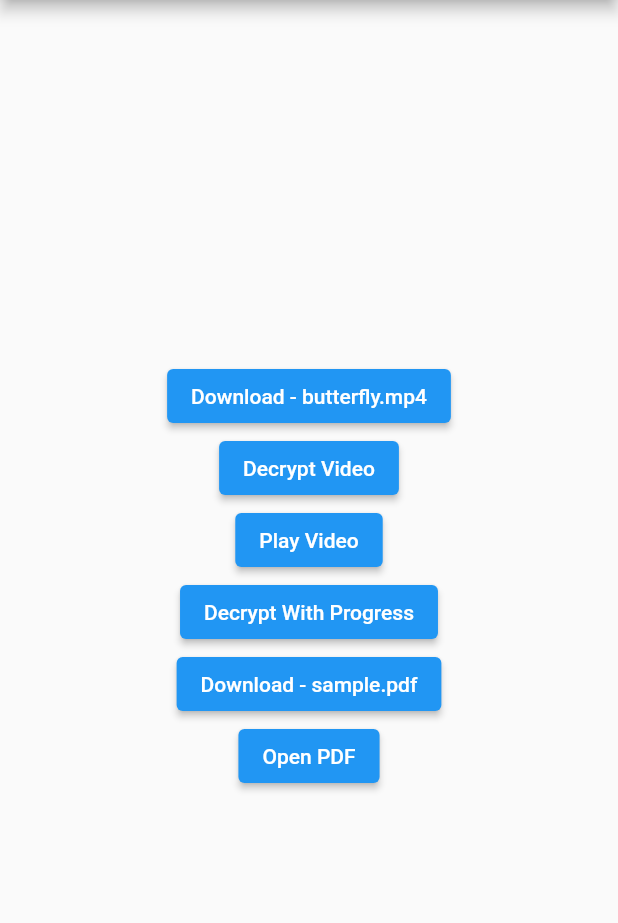
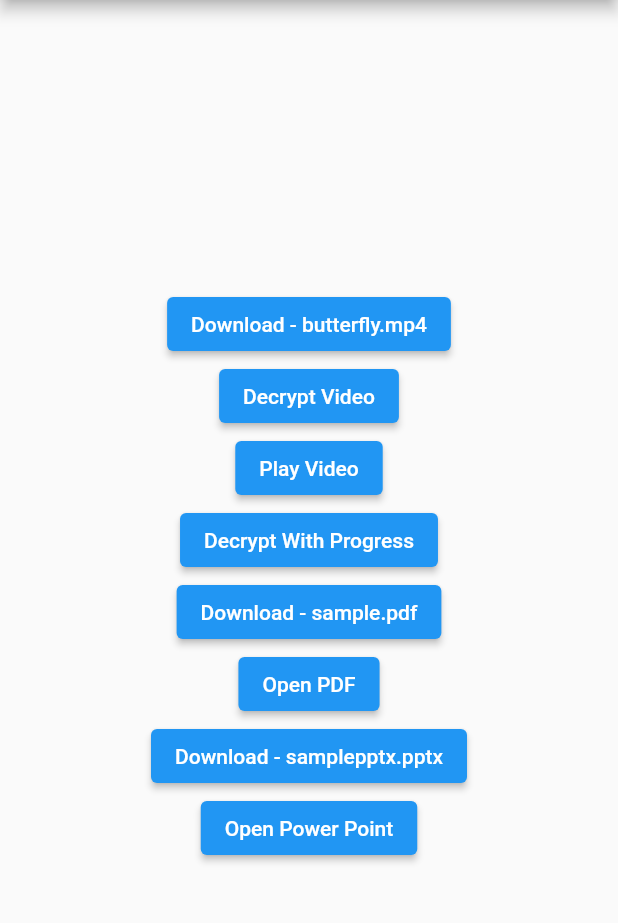
Before and after one commit to seventhcomputing/video-snap, a Flutter app: the screen it shows after launch, on a phone screen of 412 x 824 dp, the part 84-1007 px from its top. Run offline on Flutter 3.47's test engine with Material 2 defaults, Android fonts, the phone set to English and light mode, and no system bars; our stand-ins replace dio, open_file, permission_handler, realm, video_player; missing offline and left inert: encrypt; generated files the repository leaves out were written again; statements that could not run were skipped.

Commit message:
test pptx

```diff
--- a/lib/main.dart
+++ b/lib/main.dart
@@ -17,6 +17,9 @@ const videoUrl =
 
 const pdfUrl =
     "https://github.com/seventhcomputing/video-snap/raw/master/sample.pdf";
+
+const pptxUrl =
+    "https://github.com/seventhcomputing/video-snap/raw/master/samplepptx.pptx";
 
 void main() {
   WidgetsFlutterBinding.ensureInitialized();
@@ -120,6 +123,29 @@ class MyHomepage extends StatelessWidget {
                 }
               },
               child: const Text("Open PDF")),
+          const MyDownloadPage(
+            pptxUrl,
+            downloadFileName: "samplepptx.pptx",
+          ),
+          ElevatedButton(
+              onPressed: () async {
+                try {
+                  if (await Permission.manageExternalStorage
+                      .request()
+                      .isGranted) {
+                    final appDocumentsDirectory =
+                        await getApplicationDocumentsDirectory();
+                    final decryptPath =
+                        '${appDocumentsDirectory.path}/samplepptx.pptx';
+                    final result = await OpenFile.open(decryptPath);
+                    print('result => ${result.type}');
+                    print('result => ${result.message}');
+                  }
+                } catch (e) {
+                  print("open file error => $e");
+                }
+              },
+              child: const Text("Open Power Point")),
         ],
       ),
     );
```
